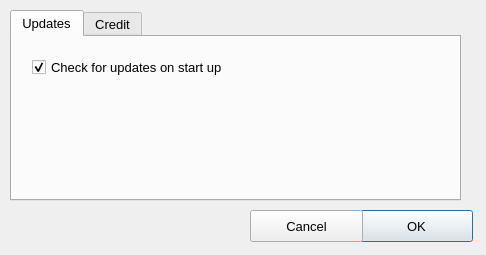
namuan/one-page, file resources/views/ConfigurationDialog.ui: the form before one commit.
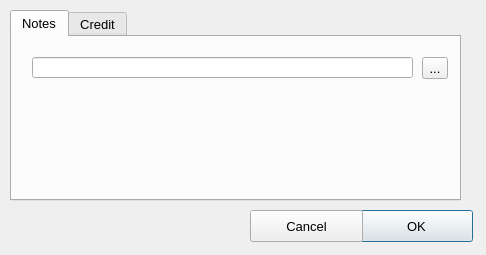
The form after the commit.

Diff of the .ui file:
```diff
--- a/resources/views/ConfigurationDialog.ui
+++ b/resources/views/ConfigurationDialog.ui
@@ -43,22 +43,29 @@
    </property>
    <widget class="QWidget" name="update">
     <attribute name="title">
-     <string>Updates</string>
+     <string>Notes</string>
     </attribute>
-    <widget class="QCheckBox" name="chk_updates_startup">
+    <widget class="QLineEdit" name="txt_notes_file">
      <property name="geometry">
       <rect>
        <x>20</x>
        <y>20</y>
-       <width>411</width>
-       <height>20</height>
+       <width>381</width>
+       <height>21</height>
+      </rect>
+     </property>
+    </widget>
+    <widget class="QToolButton" name="btn_select_notes_file">
+     <property name="geometry">
+      <rect>
+       <x>410</x>
+       <y>20</y>
+       <width>26</width>
+       <height>22</height>
       </rect>
      </property>
      <property name="text">
-      <string>Check for updates on start up</string>
-     </property>
-     <property name="checked">
-      <bool>true</bool>
+      <string>...</string>
      </property>
     </widget>
    </widget>
```
Left out of the diff: 2 changed lines with no effect on the pictures.
